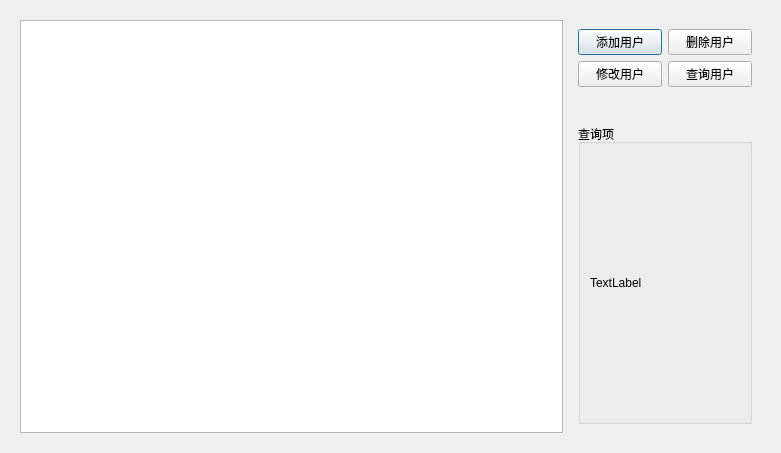
Qt form usermanagement.ui (WooodHead/labelling3) before a commit.
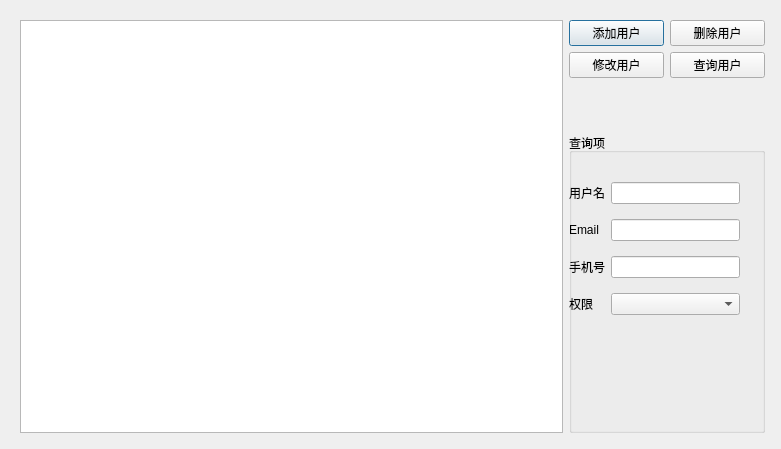
The same form after that commit.

```diff
--- a/usermanagement.ui
+++ b/usermanagement.ui
@@ -16,9 +16,15 @@
   <layout class="QHBoxLayout" name="horizontalLayout">
    <item>
     <widget class="QWidget" name="widget" native="true">
-     <layout class="QHBoxLayout" name="horizontalLayout_2">
-      <item>
        <widget class="QTableView" name="_userTableView">
+      <property name="geometry">
+       <rect>
+        <x>9</x>
+        <y>9</y>
+        <width>543</width>
+        <height>413</height>
+       </rect>
+      </property>
         <property name="minimumSize">
          <size>
           <width>543</width>
@@ -32,9 +38,15 @@
          </size>
         </property>
        </widget>
-      </item>
-      <item>
        <widget class="QWidget" name="widget_2" native="true">
+      <property name="geometry">
+       <rect>
+        <x>558</x>
+        <y>9</y>
+        <width>196</width>
+        <height>413</height>
+       </rect>
+      </property>
         <layout class="QVBoxLayout" name="verticalLayout">
          <item>
           <layout class="QGridLayout" name="gridLayout_2">
@@ -92,21 +104,62 @@
            <property name="title">
             <string>查询项</string>
            </property>
-           <layout class="QVBoxLayout" name="verticalLayout_2">
-            <item>
+         <widget class="QWidget" name="">
+          <property name="geometry">
+           <rect>
+            <x>0</x>
+            <y>40</y>
+            <width>171</width>
+            <height>151</height>
+           </rect>
+          </property>
+          <layout class="QGridLayout" name="gridLayout">
+           <item row="0" column="0">
+            <widget class="QLabel" name="label_2">
+             <property name="text">
+              <string>用户名</string>
+             </property>
+            </widget>
+           </item>
+           <item row="0" column="1">
+            <widget class="QLineEdit" name="_editUsername"/>
+           </item>
+           <item row="1" column="1">
+            <widget class="QLineEdit" name="_editEmail"/>
+           </item>
+           <item row="3" column="0">
+            <widget class="QLabel" name="label_3">
+             <property name="text">
+              <string>手机号</string>
+             </property>
+            </widget>
+           </item>
+           <item row="3" column="1">
+            <widget class="QLineEdit" name="_editPhone"/>
+           </item>
+           <item row="4" column="0">
+            <widget class="QLabel" name="label_4">
+             <property name="text">
+              <string>权限</string>
+             </property>
+            </widget>
+           </item>
+           <item row="1" column="0">
              <widget class="QLabel" name="label">
               <property name="text">
-               <string>TextLabel</string>
+              <string>Email</string>
               </property>
              </widget>
             </item>
-           </layout>
-          </widget>
+           <item row="4" column="1">
+            <widget class="QComboBox" name="_authorityCombo"/>
          </item>
         </layout>
        </widget>
-      </item>
-     </layout>
+        </widget>
+       </item>
+      </layout>
+     </widget>
     </widget>
    </item>
   </layout>
```
Lines whose indentation alone changed are shown as unchanged.
